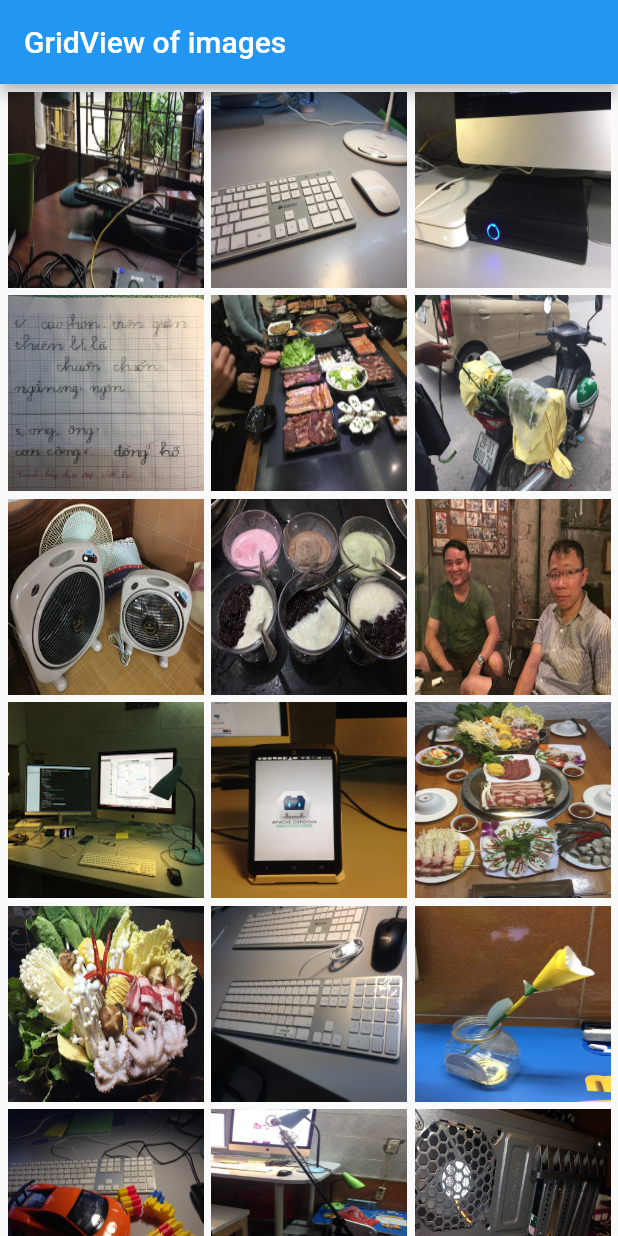
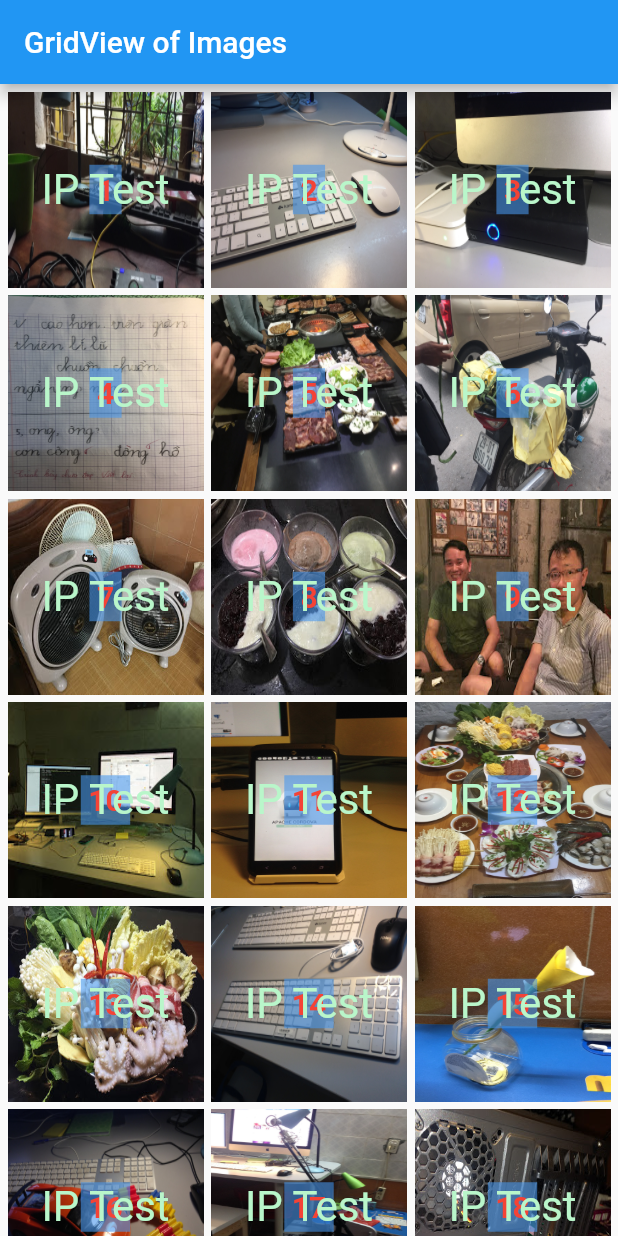
Before and after one commit to dieptran43/Flutter_Learning, a Flutter app: the screen it shows after launch, on a phone screen of 412 x 824 dp. Run offline on Flutter 3.47's test engine with Material 2 defaults, Android fonts, the phone set to English and light mode, and no system bars.

Commit message:
create stack

```diff
--- a/lib/main.dart
+++ b/lib/main.dart
@@ -4,7 +4,7 @@
  */
 import 'package:flutter/material.dart';
 
-void main() =>runApp(new MyApp());
+void main() => runApp(new MyApp());
 
 class MainPage extends StatefulWidget{
   final String title;
@@ -17,11 +17,10 @@ class MainPage extends StatefulWidget{
   }
 }
 
-class MainPageState extends State<MainPage>
-{
+class MainPageState extends State<MainPage>{
     @override
     Widget build(BuildContext context){
-    return Scaffold(
+      return new Scaffold(
         appBar: new AppBar(
           title: new Text(widget.title),
         ),
@@ -36,26 +35,47 @@ class MainPageState extends State<MainPage>
     }
 }
 
-List<Widget> _buildGridTitles(numberOfTiles){
-  List<Container> containers = new List<Container>.generate(numberOfTiles,
-  (int index){
-    final imageName = index < 9 ?'images/image0${index + 1}.JPG': 'images/image${index +1}.JPG';
-    return new Container(
-      child: new Image.asset(
-        imageName, fit: BoxFit.fill,
+List<Widget> _buildGridTitles(number){
+  List<Stack> ramdomLst = new List<Stack>.generate(number,
+  (int index) {
+    final imageName = index <9?'images/image0${index +1}.JPG':'images/image${index +1}.JPG';
+    return new Stack(
+      alignment: const Alignment(0.0, 0.0),
+      children: <Widget>[
+        new Container(
+          child: new Image.asset(imageName, width: 150.0,height: 150.0,
+          fit: BoxFit.fill,),
         ),
+        new Container(
+          padding: const EdgeInsets.all(5.0),
+          decoration: new BoxDecoration(
+            color: new Color.fromARGB(150, 71, 150, 236)
+          ),
+          child: new Text('${++index}', style: new TextStyle(
+            fontSize: 20.0,
+            fontWeight: FontWeight.bold,
+            color: Colors.red
+          ),),
+        ),
+        new Container(
+          padding: const EdgeInsets.only(right: 0.0),
+          child: new Text('IP Test', style: new TextStyle(
+            fontSize: 28.0,
+            color: Colors.greenAccent[100]
+          ),),
+        )
+      ],
     );
   });
-  return containers;
+  return ramdomLst;
 }
-
 
 class MyApp extends StatelessWidget{
   @override
   Widget build(BuildContext context){
     return new MaterialApp(
-      title: "",
-      home: new MainPage(title:"GridView of images"),
+      title: '',
+      home: new MainPage(title:'GridView of Images'),
     );
   }
 }
```
Lines whose indentation alone changed are shown as unchanged.
